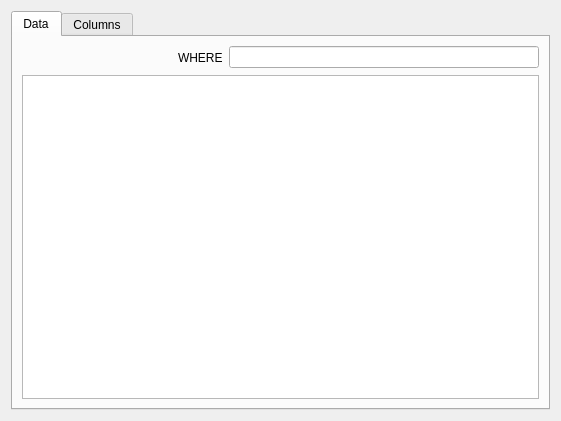
Qt form src/tabwidget/tablewidget.ui (FrenchDilettante/dbmaster) before a commit.
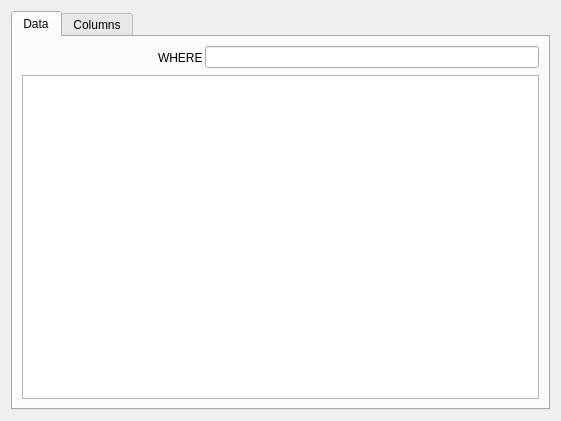
The same form after that commit. Custom widgets are drawn as their Qt base class.

Patch:
```diff
--- a/src/tabwidget/tablewidget.ui
+++ b/src/tabwidget/tablewidget.ui
@@ -30,6 +30,9 @@
        </item>
        <item row="0" column="0">
         <layout class="QHBoxLayout" name="horizontalLayout">
+         <property name="spacing">
+          <number>2</number>
+         </property>
          <item>
           <widget class="PaginationWidget" name="pagination" native="true"/>
          </item>
```
